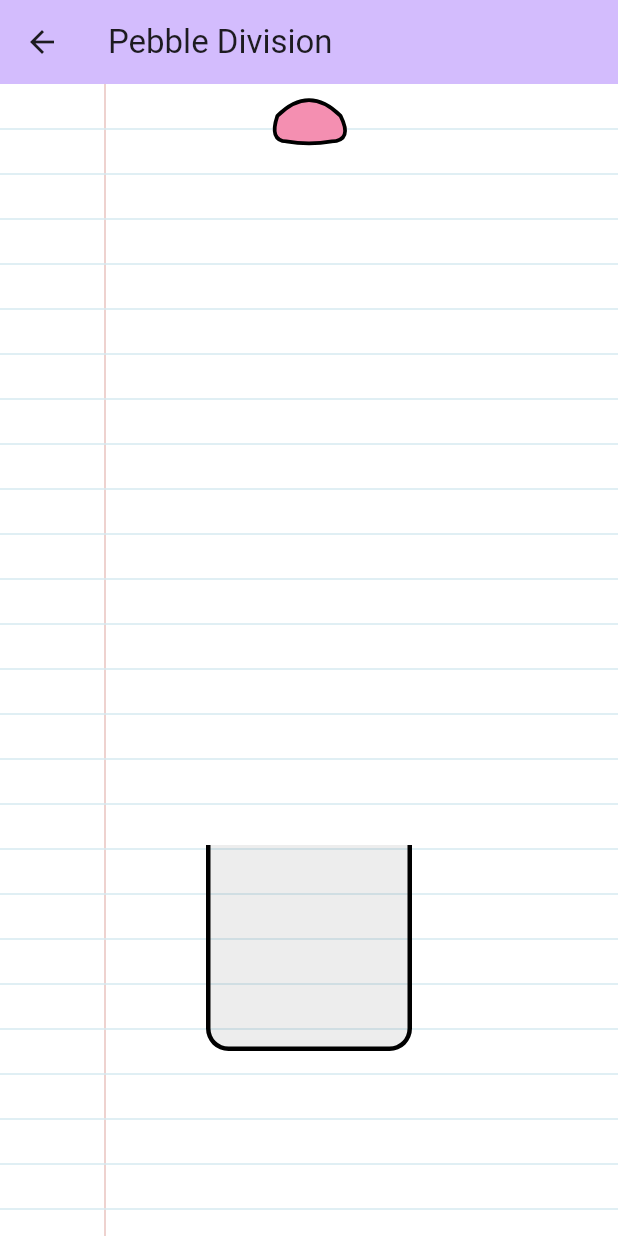
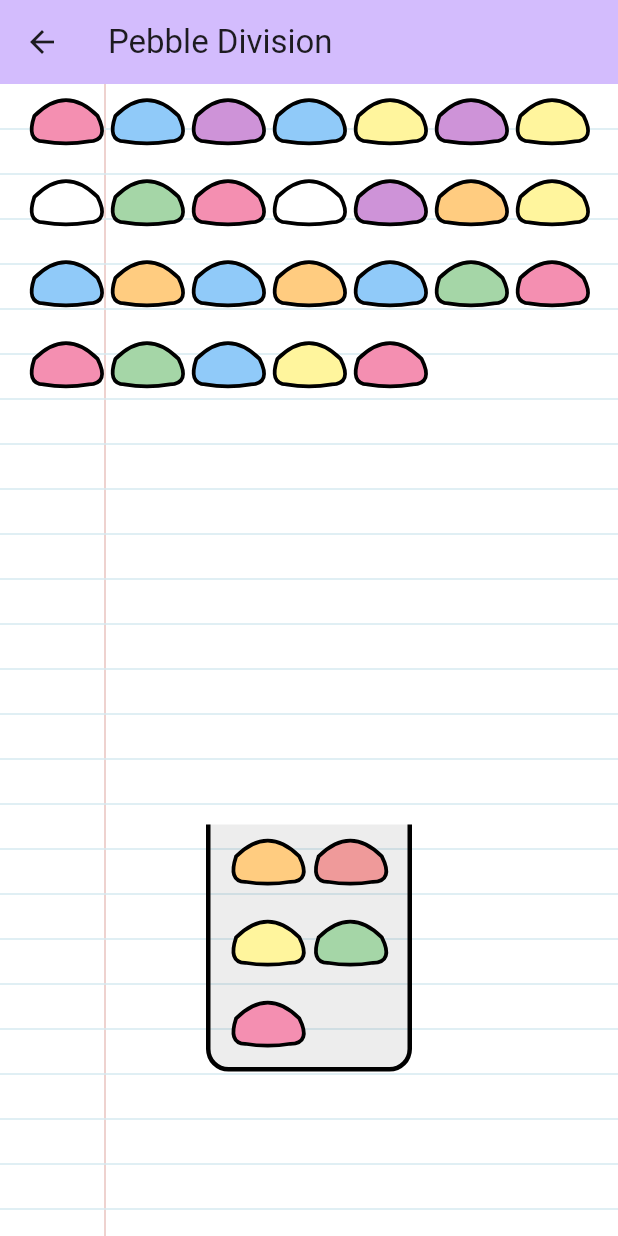
Before and after one commit to KulikovDO/OneTutor.Arithmetic, a Flutter app: the PebbleDivisionScreen screen opened directly, on a phone screen of 412 x 824 dp. Run offline on Flutter 3.47's test engine with Material 3 defaults, Android fonts, the phone set to English and light mode, and no system bars; our stand-ins replace confetti, dotted_border, flutter_tts, google_fonts, shared_preferences; missing offline and left inert: flutter_soloud; accounts and stored records are empty.

Commit message:
bucket dimensions

```diff
--- a/lib/screens/pebble_division_screen/pebble_division_screen.dart
+++ b/lib/screens/pebble_division_screen/pebble_division_screen.dart
@@ -106,6 +106,9 @@ class _PebbleDivisionScreenState extends State<PebbleDivisionScreen> {
 
   // asyncInitState() async =>  await _readConfig();
 
+  handleDragCompleted(GlobalKey key){
+    print(key);
+  }
 
   @override
   initState() {
@@ -135,7 +138,7 @@ class _PebbleDivisionScreenState extends State<PebbleDivisionScreen> {
         title: const Text("Pebble Division"),
       ),
       body:
-        const Stack(
+        Stack(
           children: [
             Background( ),
 
@@ -170,24 +173,35 @@ class _PebbleDivisionScreenState extends State<PebbleDivisionScreen> {
                   //flex: 4,
 
                       child: Wrap(
-                        spacing: -1,
-                        runSpacing: -1,
+                        spacing: 0,
+                        runSpacing: 0,
                         children: [
-                          DraggablePebble(),
-                          // DraggablePebble(),
-                          // DraggablePebble(),
-                          // DraggablePebble(),
-                          // DraggablePebble(),
-                          // DraggablePebble(),
-                          // DraggablePebble(),
-                          // DraggablePebble(),
-                          // DraggablePebble(),
-                          // DraggablePebble(),
-                          // DraggablePebble(),
-                          // DraggablePebble(),
-                          // DraggablePebble(),
-                          // DraggablePebble(),
-                          // DraggablePebble(),
+                          DraggablePebble(onDragCompleted: handleDragCompleted,),
+                          DraggablePebble(onDragCompleted: handleDragCompleted,),
+                          DraggablePebble(onDragCompleted: handleDragCompleted,),
+                          DraggablePebble(onDragCompleted: handleDragCompleted,),
+                          DraggablePebble(onDragCompleted: handleDragCompleted,),
+                          DraggablePebble(onDragCompleted: handleDragCompleted,),
+                          DraggablePebble(onDragCompleted: handleDragCompleted,),
+                          DraggablePebble(onDragCompleted: handleDragCompleted,),
+                          DraggablePebble(onDragCompleted: handleDragCompleted,),
+                          DraggablePebble(onDragCompleted: handleDragCompleted,),
+                          DraggablePebble(onDragCompleted: handleDragCompleted,),
+                          DraggablePebble(onDragCompleted: handleDragCompleted,),
+                          DraggablePebble(onDragCompleted: handleDragCompleted,),
+                          DraggablePebble(onDragCompleted: handleDragCompleted,),
+                          DraggablePebble(onDragCompleted: handleDragCompleted,),
+                          DraggablePebble(onDragCompleted: handleDragCompleted,),
+                          DraggablePebble(onDragCompleted: handleDragCompleted,),
+                          DraggablePebble(onDragCompleted: handleDragCompleted,),
+                          DraggablePebble(onDragCompleted: handleDragCompleted,),
+                          DraggablePebble(onDragCompleted: handleDragCompleted,),
+                          DraggablePebble(onDragCompleted: handleDragCompleted,),
+                          DraggablePebble(onDragCompleted: handleDragCompleted,),
+                          DraggablePebble(onDragCompleted: handleDragCompleted,),
+                          DraggablePebble(onDragCompleted: handleDragCompleted,),
+                          DraggablePebble(onDragCompleted: handleDragCompleted,),
+                          DraggablePebble(onDragCompleted: handleDragCompleted,),
                         ],
                       ),
 
--- a/lib/screens/pebble_division_screen/widgets/bucket.dart
+++ b/lib/screens/pebble_division_screen/widgets/bucket.dart
@@ -1,4 +1,6 @@
 import 'package:flutter/material.dart';
+import 'package:one_tutor_arithmetic/screens/pebble_division_screen/data/pebble_colors.dart';
+import 'package:one_tutor_arithmetic/screens/pebble_division_screen/widgets/pebble.dart';
 
 class Bucket extends StatefulWidget {
 
@@ -15,9 +17,17 @@ class Bucket extends StatefulWidget {
 
 class _BucketState extends State<Bucket> {
 
+  List<Widget> pebbles = [];
+
   @override
   void initState() {
     super.initState();
+    for(int colorIndex in widget.colors){
+
+      pebbles.add(Pebble(color: pebbleColors[colorIndex]));
+    }
+
+
   }
 
   @override
@@ -27,7 +37,7 @@ class _BucketState extends State<Bucket> {
 
     return Container(
       width: size.width / 3,
-      height: size.width / 3,
+      height: size.width / 2.5, // suitable for 6 pebbles
       decoration: BoxDecoration(
         color: Colors.black.withOpacity(0.07),
         borderRadius: const BorderRadius.only(
@@ -47,9 +57,15 @@ class _BucketState extends State<Bucket> {
             color: Colors.black,
             width: 3.0,
           ),
-
         )
-      )
+      ),
+      child: Center(
+        child: Wrap(
+          spacing: 1,
+          runSpacing: 0,
+          children: pebbles,
+        ),
+      ),
     );
   }
 }
--- a/lib/screens/pebble_division_screen/widgets/draggable_pebble.dart
+++ b/lib/screens/pebble_division_screen/widgets/draggable_pebble.dart
@@ -9,7 +9,9 @@ var rng = math.Random();
 
 class DraggablePebble extends StatefulWidget {
 
-  const DraggablePebble({ super.key, });
+  final Function onDragCompleted;
+
+  const DraggablePebble({ super.key, required this.onDragCompleted, });
 
   @override
   State<DraggablePebble> createState() => _DraggablePebbleState();
@@ -38,6 +40,9 @@ class _DraggablePebbleState extends State<DraggablePebble> {
         data: colorIndex,
         feedback: pebble,
         childWhenDragging: const SizedBox(width: 0, height: 0),
+        onDragCompleted: (){
+          widget.onDragCompleted(key);
+        },
         child: pebble,
       );
   }
--- a/lib/screens/pebble_division_screen/widgets/droppable_bucket.dart
+++ b/lib/screens/pebble_division_screen/widgets/droppable_bucket.dart
@@ -13,7 +13,7 @@ class DroppableBucket extends StatefulWidget {
 
 class _DroppableBucketState extends State<DroppableBucket> {
 
-  List<int> colors = [];
+  List<int> colors = [0, 1, 2, 3, 4];
 
   handleOnAccepted(int colorIndex){
 
```
